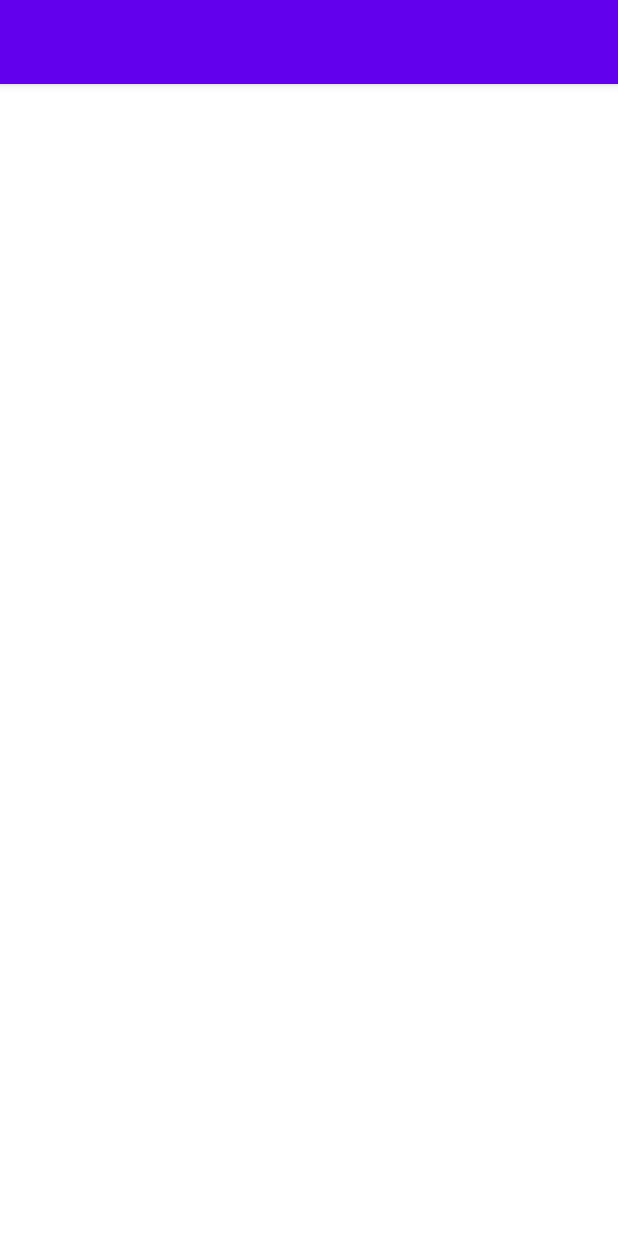
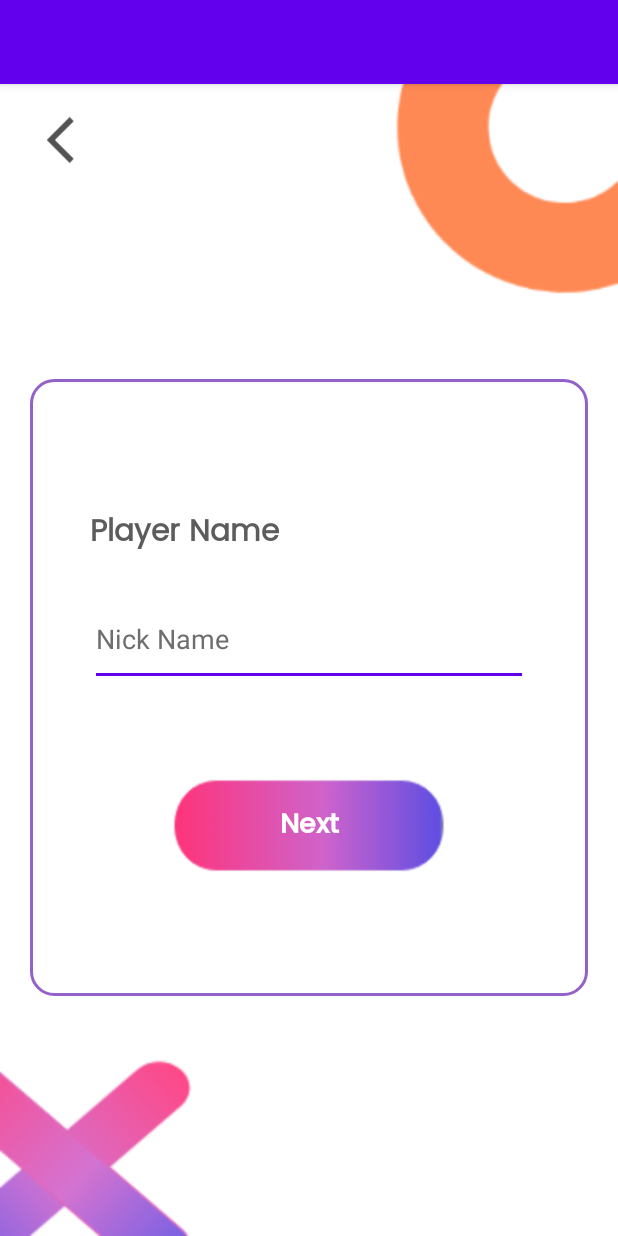
Before and after one commit to Abdullah-Sheikh/Tictactoe_in_Android, an Android app: the AIGetPlayerNameActivity screen opened directly, with no data from a screen before it, on a phone screen of 412 x 824 dp. Run offline under Robolectric (Android 15) with nearby library versions, the phone set to English and light mode, and no system bars.

Commit message:
AI get Player Nmae design completed

```diff
--- a/app/src/main/res/layout/activity_aiget_player_name.xml
+++ b/app/src/main/res/layout/activity_aiget_player_name.xml
@@ -1,9 +1,131 @@
 <?xml version="1.0" encoding="utf-8"?>
-<androidx.constraintlayout.widget.ConstraintLayout xmlns:android="http://schemas.android.com/apk/res/android"
+<LinearLayout xmlns:android="http://schemas.android.com/apk/res/android"
     xmlns:app="http://schemas.android.com/apk/res-auto"
     xmlns:tools="http://schemas.android.com/tools"
     android:layout_width="match_parent"
     android:layout_height="match_parent"
+    android:orientation="vertical"
+    android:weightSum="10"
+    android:background="@drawable/background_img"
     tools:context=".AIGetPlayerNameActivity">
 
-</androidx.constraintlayout.widget.ConstraintLayout>
+
+    <LinearLayout
+        android:layout_width="match_parent"
+        android:layout_height="0dp"
+        android:layout_weight="1"
+        android:orientation="horizontal">
+
+        <View
+            android:layout_width="0dp"
+            android:layout_height="match_parent"
+            android:layout_weight="0.5"></View>
+
+        <ImageView
+            android:id="@+id/ai_player_names_back_btn"
+            android:layout_width="0dp"
+            android:padding="2dp"
+            android:layout_height="match_parent"
+            android:layout_weight="1"
+            android:src="@drawable/back_icon"></ImageView>
+
+        <View
+            android:layout_width="0dp"
+            android:layout_height="match_parent"
+            android:layout_weight="8.5"></View>
+    </LinearLayout>
+
+    <View
+        android:layout_width="match_parent"
+        android:layout_height="0dp"
+        android:layout_weight="1.5"></View>
+
+
+    <LinearLayout
+        android:id="@+id/ai_player_name_layout"
+        android:layout_width="match_parent"
+        android:layout_marginTop="10dp"
+        android:layout_marginBottom="10dp"
+        android:layout_height="0dp"
+        android:layout_marginLeft="20dp"
+        android:layout_marginRight="20dp"
+        android:weightSum="10"
+        android:background="@drawable/rounded_corners"
+        android:orientation="vertical"
+        android:layout_weight="5.5">
+
+        <View
+            android:layout_width="match_parent"
+            android:layout_height="0dp"
+            android:layout_weight="2"></View>
+
+        <TextView
+            android:layout_width="match_parent"
+            android:layout_height="0dp"
+            android:layout_weight="1"
+            android:layout_gravity="center_vertical"
+            android:gravity="center_vertical"
+            android:layout_marginLeft="40dp"
+            android:textSize="20dp"
+            android:textAllCaps="false"
+            android:fontFamily="@font/poppins_regular"
+            android:textStyle="bold"
+            android:textColor="#5C5C5C"
+
+            android:text="Player Name "></TextView>
+
+        <View
+            android:layout_width="match_parent"
+            android:layout_height="0dp"
+            android:layout_weight="0.5"></View>
+
+        <EditText
+            android:id="@+id/ai_player_name_edttxt"
+            android:layout_width="match_parent"
+            android:layout_height="0dp"
+            android:layout_marginLeft="40dp"
+            android:hint="Nick Name"
+            android:textColor="#5C5C5C"
+            android:textColorHint="#6E6E6E"
+            android:textSize="18dp"
+            android:layout_marginRight="40dp"
+            android:layout_weight="1.5"></EditText>
+
+
+        <View
+            android:layout_width="match_parent"
+            android:layout_height="0dp"
+            android:layout_weight="1.5"></View>
+
+        <androidx.appcompat.widget.AppCompatButton
+            android:id="@+id/ai_player_name_btn"
+            android:layout_width="match_parent"
+            android:layout_height="0dp"
+            android:layout_weight="1.5"
+            android:layout_gravity="center"
+            android:gravity="center"
+            android:background="@drawable/button_1"
+            android:fontFamily="@font/poppins_medium"
+            android:text="Next"
+            android:layout_marginRight="95dp"
+            android:layout_marginLeft="95dp"
+            android:textAllCaps="false"
+            android:textColor="@color/white"
+            android:textSize="18dp"
+            android:textStyle="bold" />
+
+
+        <View
+            android:layout_width="match_parent"
+            android:layout_height="0dp"
+            android:layout_weight="2"></View>
+
+
+    </LinearLayout>
+
+    <View
+        android:layout_width="match_parent"
+        android:layout_height="0dp"
+        android:layout_weight="2"></View>
+
+</LinearLayout>
```
